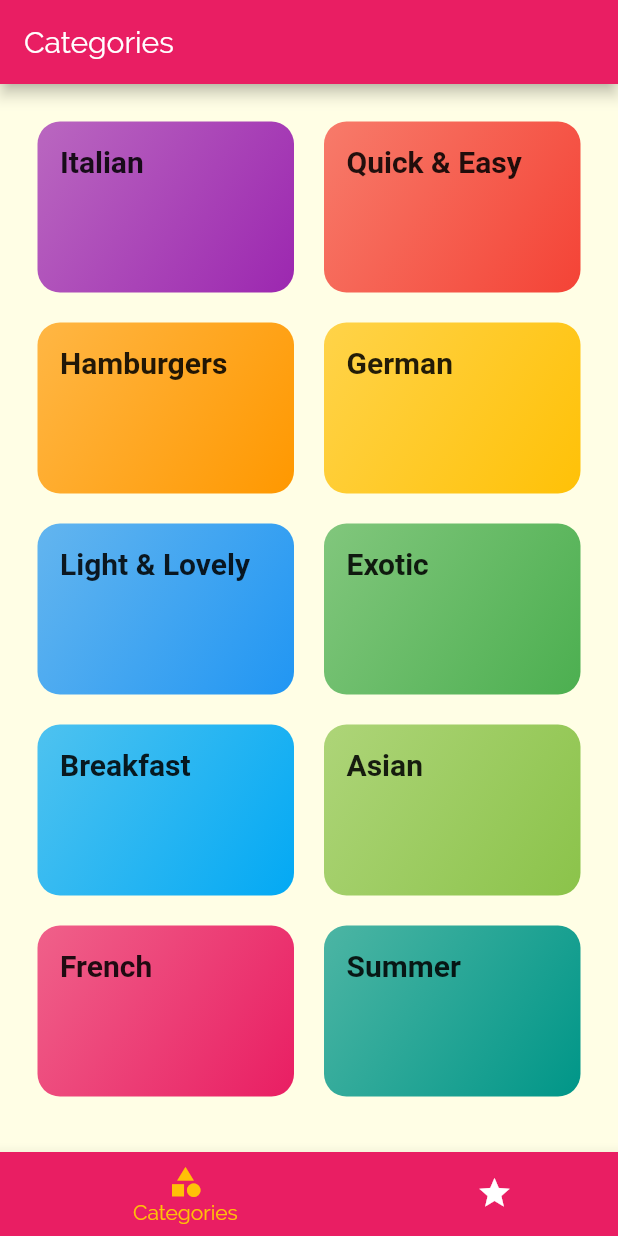
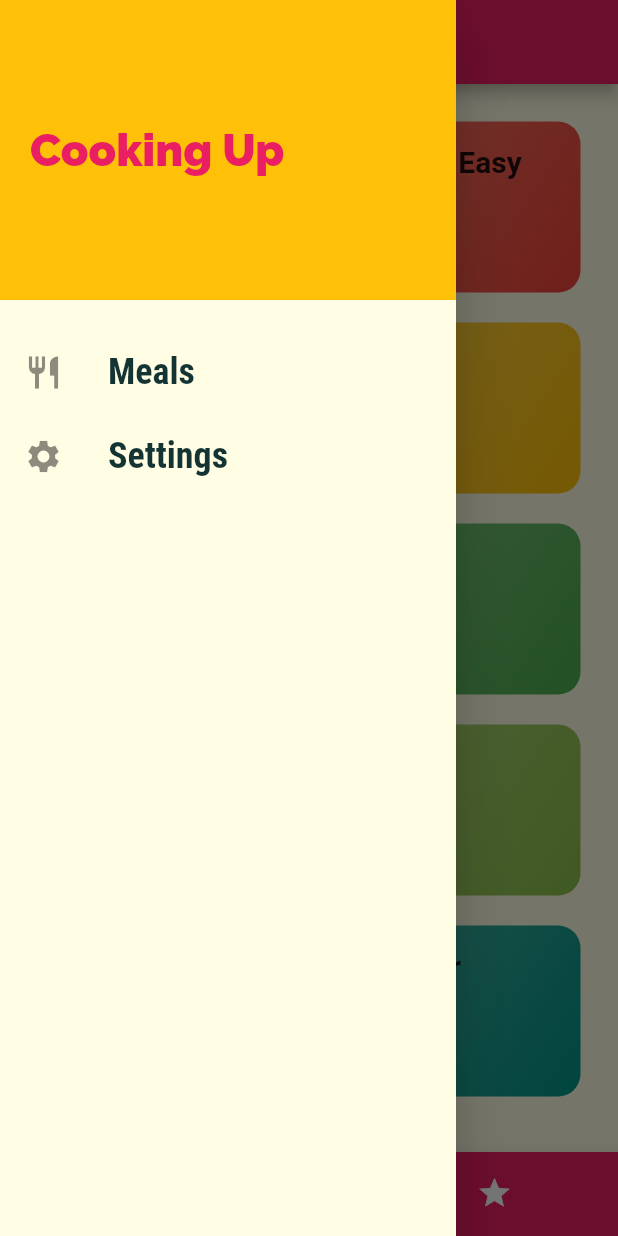
Before and after one commit to owenbriceindrianarison/meals_app, a Flutter app: the screen it shows after launch, with the side drawer open (before the commit the screen has no drawer), on a phone screen of 412 x 824 dp. Run offline on Flutter 3.47's test engine with Material 2 defaults, Android fonts, the phone set to English and light mode, and no system bars; Roboto replaces fonts that are missing (RobotoCondensend).

Commit message:
Adding a Custom Drawer

```diff
--- a/lib/screens/tabs_screen.dart
+++ b/lib/screens/tabs_screen.dart
@@ -1,7 +1,9 @@
 import 'package:flutter/material.dart';
+import 'package:meals_app/widgets/main_drawer.dart';
 
 import './categories_screen.dart';
 import './favorites_screen.dart';
+import '../widgets/main_drawer.dart';
 
 class TabsScreen extends StatefulWidget {
   @override
@@ -33,6 +35,7 @@ class _TabsScreenState extends State<TabsScreen> {
       appBar: AppBar(
         title: Text('${_pages[_selectedPageIndex]['title']}'),
       ),
+      drawer: MainDrawer(),
       body: _pages[_selectedPageIndex]['page'],
       bottomNavigationBar: BottomNavigationBar(
           onTap: _selectedPage,
--- /dev/null
+++ b/lib/widgets/main_drawer.dart
@@ -0,0 +1,51 @@
+import 'package:flutter/material.dart';
+
+class MainDrawer extends StatelessWidget {
+  Widget _buildListTile(String title, IconData icon) {
+    return ListTile(
+      leading: Icon(
+        icon,
+        size: 26,
+      ),
+      title: Text(
+        title,
+        style: TextStyle(
+          fontFamily: 'RobotoCondensed',
+          fontSize: 24,
+          fontWeight: FontWeight.bold,
+        ),
+      ),
+      onTap: () {},
+    );
+  }
+
+  @override
+  Widget build(BuildContext context) {
+    return Drawer(
+      child: Column(
+        children: <Widget>[
+          Container(
+            height: 200,
+            width: double.infinity,
+            padding: const EdgeInsets.all(20),
+            alignment: Alignment.centerLeft,
+            color: Theme.of(context).accentColor,
+            child: Text(
+              'Cooking Up',
+              style: TextStyle(
+                fontWeight: FontWeight.w900,
+                fontSize: 30,
+                color: Theme.of(context).primaryColor,
+              ),
+            ),
+          ),
+          SizedBox(
+            height: 20,
+          ),
+          _buildListTile('Meals', Icons.restaurant),
+          _buildListTile('Settings', Icons.settings),
+        ],
+      ),
+    );
+  }
+}
```
